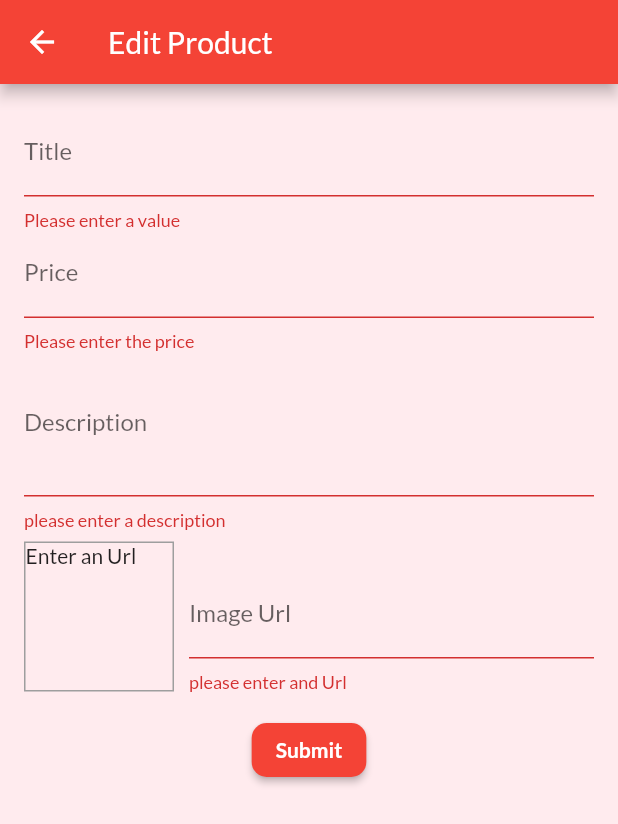
After one commit to metalFrenzy/Shop-App, a Flutter app: the EditProducts screen opened by its route, after a tap on "Submit", on a phone screen of 412 x 824 dp. The commit adds this screen. Shown: the top 824 px of the screen. Run offline on Flutter 3.47's test engine with Material 2 defaults, Android fonts, the phone set to English and light mode, and no system bars; network calls fail.

Commit message:
form and user inputs

```diff
--- a/lib/providers/products_provider.dart
+++ b/lib/providers/products_provider.dart
@@ -53,4 +53,27 @@ class ProductsProv with ChangeNotifier {
   List<Product> get FavItems {
     return _items.where((prodItem) => prodItem.isFavorite).toList();
   }
+
+  void addProduct(Product product) {
+    final newPorduct = Product(
+      id: DateTime.now().toString(),
+      title: product.title,
+      description: product.description,
+      price: product.price,
+      imageUrl: product.imageUrl,
+    );
+    _items.add(newPorduct);
+    notifyListeners();
+  }
+
+  void updateProducts(String id, Product newProduct) {
+    final prodIndex = _items.indexWhere((prod) => prod.id == id);
+    _items[prodIndex] = newProduct;
+    notifyListeners();
+  }
+
+  void deleteProduct(String id) {
+    _items.removeWhere((prod) => prod.id == id);
+    notifyListeners();
+  }
 }
--- /dev/null
+++ b/lib/screens/edit_product_screen.dart
@@ -0,0 +1,293 @@
+import 'package:flutter/material.dart';
+import 'package:provider/provider.dart';
+
+import '../providers/product.dart';
+import '../providers/products_provider.dart';
+
+class EditProducts extends StatefulWidget {
+  static const routeName = '/edit';
+
+  @override
+  State<EditProducts> createState() => _EditProductsState();
+}
+
+class _EditProductsState extends State<EditProducts> {
+  final _priceFocusNode = FocusNode();
+  final _descriptionFocusNode = FocusNode();
+  final _imageUrlController = TextEditingController();
+  final _imageUrlFocus = FocusNode();
+  final _form = GlobalKey<FormState>();
+  var _editedProduct = Product(
+    id: '',
+    title: '',
+    description: '',
+    price: 0,
+    imageUrl: '',
+  );
+  var _initValues = {
+    'title': '',
+    'description': '',
+    'price': '',
+    'imageUrl': ''
+  };
+
+  var _isInit = true;
+
+  @override
+  void initState() {
+    _imageUrlFocus.addListener(_updateUrl);
+    super.initState();
+  }
+
+  @override
+  void didChangeDependencies() {
+    if (_isInit) {
+      final productId = ModalRoute.of(context)!.settings.arguments as String?;
+      if (productId != null) {
+        _editedProduct = Provider.of<ProductsProv>(context, listen: false)
+            .findById(productId);
+        _initValues = {
+          'title': _editedProduct.title,
+          'description': _editedProduct.description,
+          'price': _editedProduct.price.toString(),
+          // 'imageUrl': '',
+        };
+        _imageUrlController.text = _editedProduct.imageUrl;
+      }
+    }
+    _isInit = false;
+    super.didChangeDependencies();
+  }
+
+  @override
+  void dispose() {
+    _imageUrlFocus.removeListener(_updateUrl);
+    _priceFocusNode.dispose();
+    _descriptionFocusNode.dispose();
+    _imageUrlController.dispose();
+    _imageUrlFocus.dispose();
+    super.dispose();
+  }
+
+  void _updateUrl() {
+    if (!_imageUrlFocus.hasFocus) {
+      setState(() {});
+    }
+  }
+
+  void saveDate() {
+    final isValid = _form.currentState!.validate();
+    if (!isValid) {
+      return;
+    }
+    _form.currentState!.save();
+    if (_editedProduct.id != '') {
+      Provider.of<ProductsProv>(context, listen: false)
+          .updateProducts(_editedProduct.id, _editedProduct);
+    } else {
+      Provider.of<ProductsProv>(context, listen: false)
+          .addProduct(_editedProduct);
+    }
+
+    Navigator.of(context).pop();
+  }
+
+  @override
+  Widget build(BuildContext context) {
+    return Scaffold(
+      appBar: AppBar(
+        title: Text('Edit Product'),
+      ),
+      body: Padding(
+        padding: const EdgeInsets.all(16.0),
+        child: Form(
+          key: _form,
+          child: SingleChildScrollView(
+            child: Column(
+              children: [
+                TextFormField(
+                  initialValue: _initValues['title'],
+                  decoration: InputDecoration(
+                    labelText: 'Title',
+                  ),
+                  textInputAction: TextInputAction.next,
+                  onFieldSubmitted: (_) => {
+                    FocusScope.of(context).requestFocus(_priceFocusNode),
+                  },
+                  onSaved: (value) {
+                    _editedProduct = Product(
+                      id: _editedProduct.id,
+                      isFavorite: _editedProduct.isFavorite,
+                      title: value!,
+                      description: _editedProduct.description,
+                      price: _editedProduct.price,
+                      imageUrl: _editedProduct.imageUrl,
+                    );
+                  },
+                  validator: (value) {
+                    if (value!.isEmpty) {
+                      return 'Please enter a value';
+                    }
+                    return null;
+                  },
+                ),
+                TextFormField(
+                  initialValue: _initValues['price'],
+                  decoration: InputDecoration(
+                    labelText: 'Price',
+                  ),
+                  textInputAction: TextInputAction.next,
+                  keyboardType: TextInputType.number,
+                  focusNode: _priceFocusNode,
+                  onFieldSubmitted: (value) => {
+                    FocusScope.of(context).requestFocus(_descriptionFocusNode),
+                  },
+                  validator: (value) {
+                    if (value!.isEmpty) {
+                      return 'Please enter the price';
+                    }
+                    if (double.tryParse(value) == null) {
+                      return 'Please enter a valid number';
+                    }
+                    if (double.parse(value) <= 0) {
+                      return 'Please enter a number greater than 0';
+                    }
+                    return null;
+                  },
+                  onSaved: (value) {
+                    _editedProduct = Product(
+                      id: _editedProduct.id,
+                      isFavorite: _editedProduct.isFavorite,
+                      title: _editedProduct.title,
+                      description: _editedProduct.description,
+                      price: double.parse(value!),
+                      imageUrl: _editedProduct.imageUrl,
+                    );
+                  },
+                ),
+                TextFormField(
+                  initialValue: _initValues['description'],
+                  decoration: InputDecoration(
+                    labelText: 'Description',
+                  ),
+                  maxLines: 3,
+                  keyboardType: TextInputType.multiline,
+                  focusNode: _descriptionFocusNode,
+                  validator: (value) {
+                    if (value!.isEmpty) {
+                      return 'please enter a description';
+                    }
+                    if (value.length <= 10) {
+                      return 'description should be at least 10 character long';
+                    }
+                    return null;
+                  },
+                  onSaved: (value) {
+                    _editedProduct = Product(
+                      id: _editedProduct.id,
+                      isFavorite: _editedProduct.isFavorite,
+                      title: _editedProduct.title,
+                      description: value!,
+                      price: _editedProduct.price,
+                      imageUrl: _editedProduct.imageUrl,
+                    );
+                  },
+                ),
+                Row(
+                  crossAxisAlignment: CrossAxisAlignment.end,
+                  children: [
+                    Container(
+                      width: 100,
+                      height: 100,
+                      margin: EdgeInsets.only(
+                        top: 8,
+                        right: 10,
+                      ),
+                      decoration: BoxDecoration(
+                        border: Border.all(
+                          width: 1,
+                          color: Colors.grey,
+                        ),
+                      ),
+                      child: _imageUrlController.text.isEmpty
+                          ? Text('Enter an Url')
+                          : FittedBox(
+                              child: Image.network(
+                                _imageUrlController.text,
+                                fit: BoxFit.cover,
+                              ),
+                            ),
+                    ),
+                    Expanded(
+                      child: TextFormField(
+                        decoration: InputDecoration(
+                          labelText: "Image Url",
+                        ),
+                        keyboardType: TextInputType.url,
+                        textInputAction: TextInputAction.done,
+                        controller: _imageUrlController,
+                        onEditingComplete: () {
+                          setState(() {});
+                        },
+                        focusNode: _imageUrlFocus,
+                        onFieldSubmitted: (_) {
+                          saveDate();
+                        },
+                        validator: (value) {
+                          if (value!.isEmpty) {
+                            return 'please enter and Url';
+                          }
+                          if (!value.startsWith('http') &&
+                              !value.startsWith('https')) {
+                            return 'please enter valid Url';
+                          }
+                          if (!value.endsWith('.png') &&
+                              !value.endsWith('.jpg') &&
+                              !value.endsWith('.jpeg')) {
+                            return 'please enter a valid url';
+                          }
+                          return null;
+                        },
+                        onSaved: (value) {
+                          _editedProduct = Product(
+                            id: _editedProduct.id,
+                            isFavorite: _editedProduct.isFavorite,
+                            title: _editedProduct.title,
+                            description: _editedProduct.description,
+                            price: _editedProduct.price,
+                            imageUrl: value!,
+                          );
+                        },
+                      ),
+                    ),
+                  ],
+                ),
+                SizedBox(
+                  height: 15,
+                ),
+                ElevatedButton(
+                  onPressed: () {
+                    saveDate();
+                  },
+                  child: Text(
+                    'Submit',
+                    style: TextStyle(
+                      fontWeight: FontWeight.bold,
+                    ),
+                  ),
+                  style: ButtonStyle(
+                    shape: MaterialStateProperty.all<RoundedRectangleBorder>(
+                      RoundedRectangleBorder(
+                        borderRadius: BorderRadius.circular(10),
+                      ),
+                    ),
+                  ),
+                ),
+              ],
+            ),
+          ),
+        ),
+      ),
+    );
+  }
+}
--- a/lib/widgets/main_drawer.dart
+++ b/lib/widgets/main_drawer.dart
@@ -1,6 +1,7 @@
 import 'package:flutter/material.dart';
 
 import '../screens/orders_screen.dart';
+import '../screens/user_products_screen.dart';
 
 class MainDrawer extends StatelessWidget {
   @override
@@ -28,6 +29,15 @@ class MainDrawer extends StatelessWidget {
               Navigator.of(context).pushReplacementNamed(OrderScreen.routeName);
             },
           ),
+          Divider(),
+          ListTile(
+            leading: Icon(Icons.edit),
+            title: Text('Manage products'),
+            onTap: () {
+              Navigator.of(context)
+                  .pushReplacementNamed(UserProducts.routeName);
+            },
+          )
         ],
       ),
     );
```
Also changed, not shown: lib/main.dart (+6 -2 lines), lib/screens/orders_screen.dart (+16 -6 lines), lib/screens/user_products_screen.dart (added, +41 -0 lines), lib/widgets/user_product_item.dart (added, +44 -0 lines).
